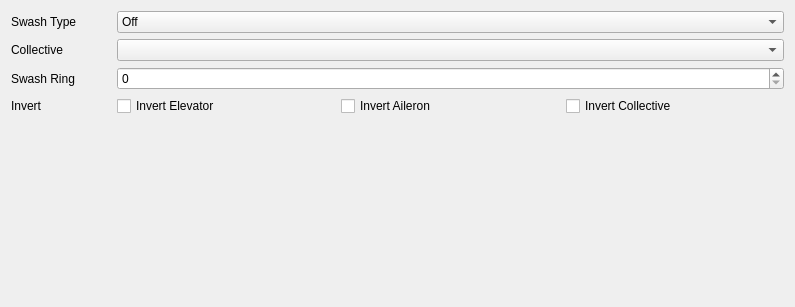
Before: the Qt Designer form companion/src/modeledit/heli.ui in opentx/opentx, drawn with Qt 5.
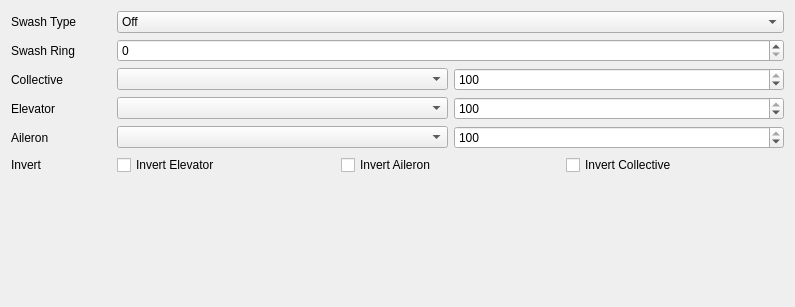
After: the same form once the commit is applied.

What changed in the file:
```diff
--- a/companion/src/modeledit/heli.ui
+++ b/companion/src/modeledit/heli.ui
@@ -17,7 +17,72 @@
    <property name="horizontalSpacing">
     <number>6</number>
    </property>
+   <item row="3" column="0">
+    <widget class="QLabel" name="collectiveLabel">
+     <property name="text">
+      <string>Collective</string>
+     </property>
+    </widget>
+   </item>
+   <item row="0" column="1">
+    <widget class="QComboBox" name="swashType">
+     <item>
+      <property name="text">
+       <string>Off</string>
+      </property>
+     </item>
+     <item>
+      <property name="text">
+       <string>120</string>
+      </property>
+     </item>
+     <item>
+      <property name="text">
+       <string>120X</string>
+      </property>
+     </item>
+     <item>
+      <property name="text">
+       <string>140</string>
+      </property>
+     </item>
+     <item>
+      <property name="text">
+       <string>90</string>
+      </property>
+     </item>
+    </widget>
+   </item>
    <item row="3" column="1">
+    <layout class="QHBoxLayout" name="collectiveLayout">
+     <property name="topMargin">
+      <number>0</number>
+     </property>
+     <item>
+      <widget class="QComboBox" name="swashCollectiveSource"/>
+     </item>
+     <item>
+      <widget class="QSpinBox" name="swashCollectiveWeight">
+       <property name="suffix">
+        <string/>
+       </property>
+       <property name="minimum">
+        <number>-100</number>
+       </property>
+       <property name="maximum">
+        <number>100</number>
+       </property>
+       <property name="singleStep">
+        <number>1</number>
+       </property>
+       <property name="value">
+        <number>100</number>
+       </property>
+      </widget>
+     </item>
+    </layout>
+   </item>
+   <item row="6" column="1">
     <layout class="QGridLayout" name="gridLayout_21">
      <item row="0" column="0">
       <widget class="QCheckBox" name="swashInvertELE">
@@ -42,56 +107,10 @@
      </item>
     </layout>
    </item>
-   <item row="3" column="0">
-    <widget class="QLabel" name="label_108">
+   <item row="4" column="0">
+    <widget class="QLabel" name="elevatorLabel">
      <property name="text">
-      <string>Invert</string>
-     </property>
-    </widget>
-   </item>
-   <item row="0" column="1">
-    <widget class="QComboBox" name="swashTypeCB">
-     <item>
-      <property name="text">
-       <string>Off</string>
-      </property>
-     </item>
-     <item>
-      <property name="text">
-       <string>120</string>
-      </property>
-     </item>
-     <item>
-      <property name="text">
-       <string>120X</string>
-      </property>
-     </item>
-     <item>
-      <property name="text">
-       <string>140</string>
-      </property>
-     </item>
-     <item>
-      <property name="text">
-       <string>90</string>
-      </property>
-     </item>
-    </widget>
-   </item>
-   <item row="1" column="0">
-    <widget class="QLabel" name="label_106">
-     <property name="text">
-      <string>Collective</string>
-     </property>
-    </widget>
-   </item>
-   <item row="1" column="1">
-    <widget class="QComboBox" name="swashCollectiveCB"/>
-   </item>
-   <item row="0" column="0">
-    <widget class="QLabel" name="label_103">
-     <property name="text">
-      <string>Swash Type</string>
+      <string>Elevator</string>
      </property>
     </widget>
    </item>
@@ -114,14 +133,14 @@
      </property>
     </widget>
    </item>
-   <item row="2" column="0">
-    <widget class="QLabel" name="label_107">
+   <item row="6" column="0">
+    <widget class="QLabel" name="invertLabel">
      <property name="text">
-      <string>Swash Ring</string>
+      <string>Invert</string>
      </property>
     </widget>
    </item>
-   <item row="4" column="1">
+   <item row="7" column="1">
     <spacer name="verticalSpacer_21">
      <property name="orientation">
       <enum>Qt::Vertical</enum>
@@ -134,6 +153,85 @@
      </property>
     </spacer>
    </item>
+   <item row="2" column="0">
+    <widget class="QLabel" name="label_107">
+     <property name="text">
+      <string>Swash Ring</string>
+     </property>
+    </widget>
+   </item>
+   <item row="0" column="0">
+    <widget class="QLabel" name="label_103">
+     <property name="text">
+      <string>Swash Type</string>
+     </property>
+    </widget>
+   </item>
+   <item row="4" column="1">
+    <layout class="QHBoxLayout" name="elevatorLayout">
+     <property name="topMargin">
+      <number>0</number>
+     </property>
+     <item>
+      <widget class="QComboBox" name="swashElevatorSource"/>
+     </item>
+     <item>
+      <widget class="QSpinBox" name="swashElevatorWeight">
+       <property name="suffix">
+        <string/>
+       </property>
+       <property name="minimum">
+        <number>-100</number>
+       </property>
+       <property name="maximum">
+        <number>100</number>
+       </property>
+       <property name="singleStep">
+        <number>1</number>
+       </property>
+       <property name="value">
+        <number>100</number>
+       </property>
+      </widget>
+     </item>
+    </layout>
+   </item>
+   <item row="5" column="0">
+    <widget class="QLabel" name="aileronLabel">
+     <property name="text">
+      <string>Aileron</string>
+     </property>
+    </widget>
+   </item>
+   <item row="5" column="1">
+    <layout class="QHBoxLayout" name="aileronLayout">
+     <property name="topMargin">
+      <number>0</number>
+     </property>
+     <item>
+      <widget class="QComboBox" name="swashAileronSource"/>
+     </item>
+     <item>
+      <widget class="QSpinBox" name="swashAileronWeight">
+       <property name="suffix">
+        <string/>
+       </property>
+       <property name="minimum">
+        <number>-100</number>
+       </property>
+       <property name="maximum">
+        <number>100</number>
+       </property>
+       <property name="singleStep">
+        <number>1</number>
+       </property>
+       <property name="value">
+        <number>100</number>
+       </property>
+      </widget>
+     </item>
+    </layout>
+   </item>
   </layout>
  </widget>
  <resources/>
```
Left out of the diff: 8 changed lines with no effect on the pictures.
